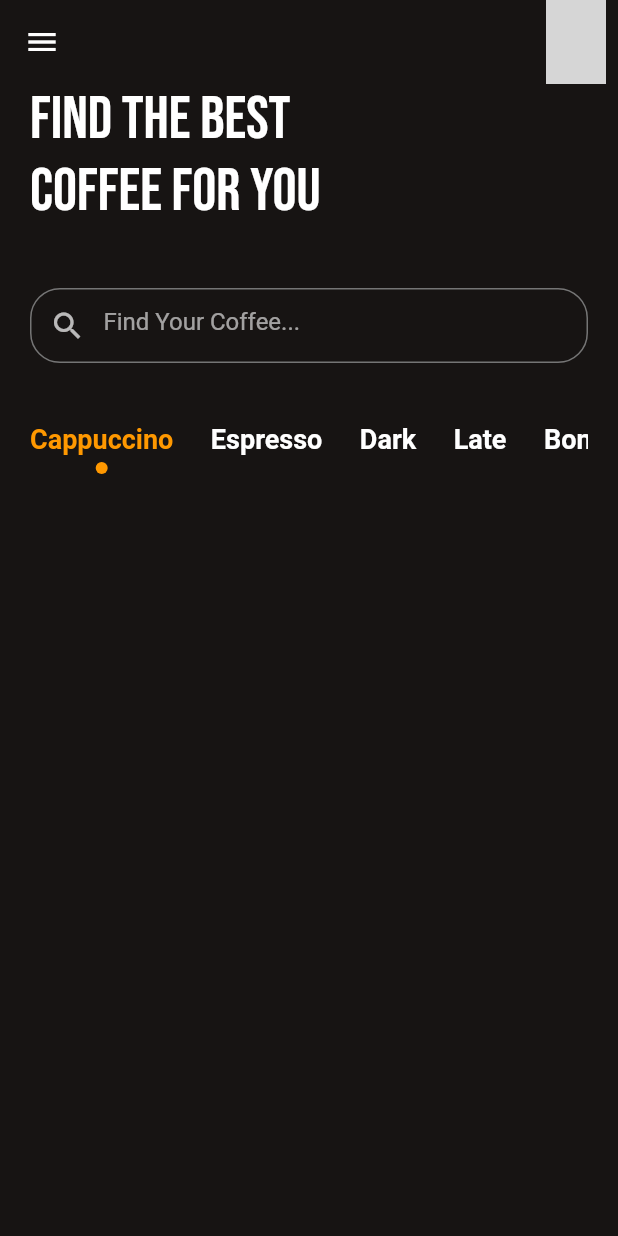
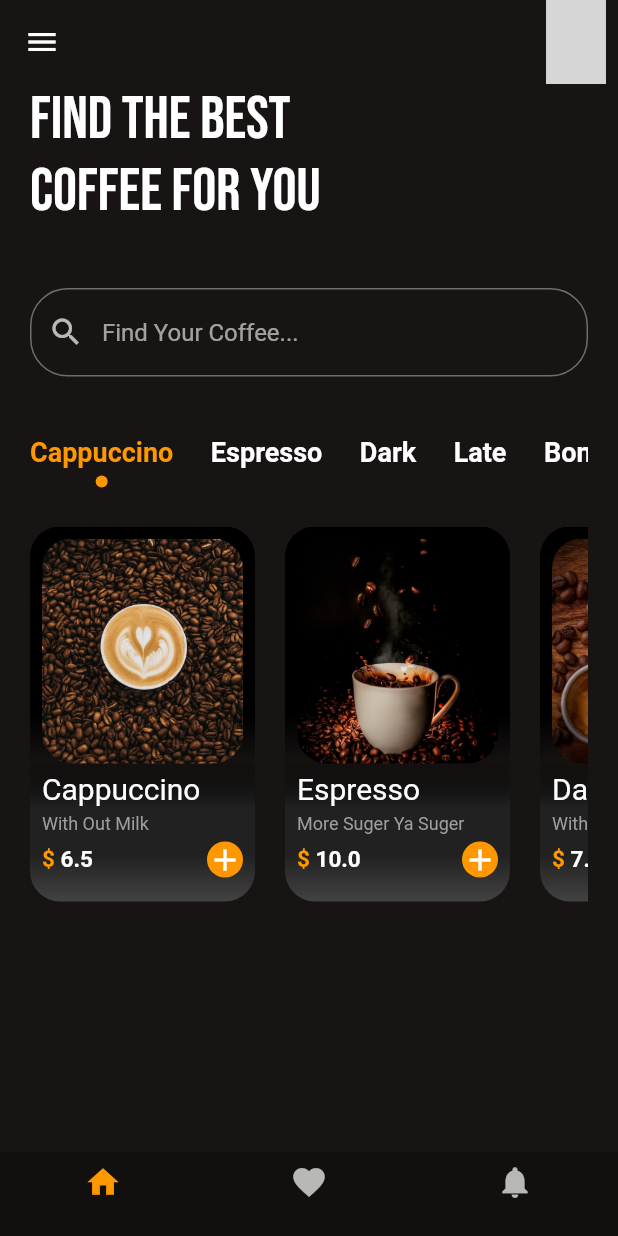
Before and after one commit to IbrahimIG1/Coffee_App-_Ui, a Flutter app: the screen it shows after launch, on a phone screen of 412 x 824 dp. Run offline on Flutter 3.47's test engine with Material 2 defaults, Android fonts, the phone set to English and light mode, and no system bars; our stand-ins replace google_fonts; network calls fail; grey boxes are pictures that could not be loaded.

Commit message:
bottom nav bar , some details edite

```diff
--- /dev/null
+++ b/lib/Lists/lists.dart
@@ -0,0 +1,37 @@
+List<Map> coffee = [
+  {
+    'name': 'Cappuccino',
+    'caption': 'With Out Milk',
+    'selected': true,
+    'image': 'assets/images/capitcino.jpg',
+    'price': 6.5,
+  },
+  {
+    'name': 'Espresso',
+    'caption': 'More Suger Ya Suger',
+    'selected': false,
+    'image': 'assets/images/black.jpg',
+    'price': 10.00,
+  },
+  {
+    'name': 'Dark',
+    'caption': 'With Out Coffee',
+    'selected': false,
+    'image': 'assets/images/dark.jpg',
+    'price': 7.60,
+  },
+  {
+    'name': 'Late',
+    'caption': 'With Milk',
+    'selected': false,
+    'image': 'assets/images/late.jpg',
+    'price': 5.80,
+  },
+  {
+    'name': 'Bondock',
+    'caption': 'With Out Suger',
+    'selected': false,
+    'image': 'assets/images/bondock.jpg',
+    'price': 8.9,
+  }
+];
--- a/lib/home/home.dart
+++ b/lib/home/home.dart
@@ -1,3 +1,5 @@
+import 'package:coffee_app_ui/Lists/lists.dart';
+import 'package:coffee_app_ui/util/coffee_card.dart';
 import 'package:coffee_app_ui/util/coffee_type.dart';
 import 'package:coffee_app_ui/util/search_bar.dart';
 import 'package:flutter/material.dart';
@@ -11,42 +13,37 @@ class Home extends StatefulWidget {
 }
 
 class _HomeState extends State<Home> {
-  List coffeeList = [
-    [
-      'Cappuccino',
-      true,
-    ],
-    [
-      'Espresso',
-      false,
-    ],
-    [
-      'Dark',
-      false,
-    ],
-    [
-      'Late',
-      false,
-    ],
-    [
-      'Bondock',
-      false,
-    ],
-  ];
-
   // User Select cofee type
   void typeSelect({required index}) {
     setState(() {
-      for (int i = 0; i < coffeeList.length; i++) {
-        coffeeList[i][1] = false;
+      for (int i = 0; i < coffee.length; i++) {
+        coffee[i]['selected'] = false;
       }
-      coffeeList[index][1] = true;
+      coffee[index]['selected'] = true;
     });
   }
 
   @override
   Widget build(BuildContext context) {
     return Scaffold(
+        bottomNavigationBar: BottomNavigationBar(
+            elevation: 0,
+            backgroundColor: Colors.black54.withOpacity(.2),
+            iconSize: 25,
+            items: [
+              BottomNavigationBarItem(
+                icon: Icon(Icons.home),
+                label: '',
+              ),
+              BottomNavigationBarItem(
+                icon: Icon(Icons.favorite),
+                label: '',
+              ),
+              BottomNavigationBarItem(
+                icon: Icon(Icons.notifications),
+                label: '',
+              ),
+            ]),
         backgroundColor: Color(0xff171413),
         appBar: AppBar(
           backgroundColor: Colors.transparent,
@@ -64,7 +61,8 @@ class _HomeState extends State<Home> {
           ],
           elevation: 0,
         ),
-        body: Padding(
+        body: SingleChildScrollView(
+          child: Padding(
             padding: const EdgeInsets.symmetric(horizontal: 20),
             child: Column(
               crossAxisAlignment: CrossAxisAlignment.start,
@@ -83,20 +81,38 @@ class _HomeState extends State<Home> {
                 Container(
                   height: 60,
                   child: ListView.builder(
-                  itemCount: coffeeList.length,
+                    itemCount: coffee.length,
                     itemBuilder: (context, index) {
                       return CoffeeType(
                         onTap: () {
                           typeSelect(index: index);
                         },
-                      coffeeType: coffeeList[index][0],
-                      isSelect: coffeeList[index][1],
+                        coffeeType: coffee[index]['name'],
+                        isSelect: coffee[index]['selected'],
                       );
                     },
                     scrollDirection: Axis.horizontal,
                   ),
+                ),
+                Container(
+                  height: 250,
+                  child: ListView.separated(
+                      scrollDirection: Axis.horizontal,
+                      itemBuilder: (context, index) {
+                        return CoffeeCard(
+                          image: coffee[index]['image'],
+                          name: coffee[index]['name'],
+                          caption: coffee[index]['caption'],
+                          price: coffee[index]['price'],
+                        );
+                      },
+                      separatorBuilder: (context, index) => SizedBox(
+                            width: 20,
+                          ),
+                      itemCount: coffee.length),
                 )
               ],
+            ),
           ),
         ));
   }
--- a/lib/main.dart
+++ b/lib/main.dart
@@ -13,6 +13,12 @@ class MyApp extends StatelessWidget {
     return MaterialApp(
         debugShowCheckedModeBanner: false,
         home: Home(),
-        theme: ThemeData(brightness: Brightness.dark));
+        theme: ThemeData(
+          brightness: Brightness.dark,
+          primarySwatch: Colors.orange,
+          bottomNavigationBarTheme: BottomNavigationBarThemeData(
+            selectedIconTheme: IconThemeData(color: Colors.orange),
+          ),
+        ));
   }
 }
--- /dev/null
+++ b/lib/util/coffee_card.dart
@@ -0,0 +1,106 @@
+import 'package:coffee_app_ui/Lists/lists.dart';
+import 'package:flutter/material.dart';
+
+class CoffeeCard extends StatelessWidget {
+  const CoffeeCard({
+    super.key,
+    required this.image,
+    required this.name,
+    required this.caption,
+    required this.price,
+  });
+  final String image;
+  final String name;
+  final String caption;
+  final double price;
+
+  @override
+  Widget build(BuildContext context) {
+    return Container(
+      width: 150,
+      height: 250,
+      decoration: BoxDecoration(
+          // color: Colors.white,
+          gradient: LinearGradient(begin: Alignment.bottomRight, colors: [
+            Colors.grey[800]!,
+            Colors.grey[900]!,
+            Colors.grey[900]!,
+            Colors.black12,
+            Colors.black,
+          ]),
+          borderRadius: BorderRadius.circular(20)),
+      child: Padding(
+        padding: const EdgeInsets.symmetric(horizontal: 8, vertical: 8),
+        child: Column(
+          crossAxisAlignment: CrossAxisAlignment.start,
+          children: [
+            Container(
+              clipBehavior: Clip.antiAliasWithSaveLayer,
+              decoration:
+                  BoxDecoration(borderRadius: BorderRadius.circular(20)),
+              child: Image(
+                height: 150,
+                width: 150,
+                image: AssetImage(image),
+                fit: BoxFit.cover,
+              ),
+            ),
+            SizedBox(
+              height: 5,
+            ),
+            Text(
+              name,
+              style: TextStyle(
+                fontSize: 20,
+              ),
+            ),
+            SizedBox(
+              height: 5,
+            ),
+            Text(
+              caption,
+              style: Theme.of(context)
+                  .textTheme
+                  .caption!
+                  .copyWith(color: Colors.grey),
+            ),
+            SizedBox(
+              height: 5,
+            ),
+            Row(
+              mainAxisAlignment: MainAxisAlignment.spaceBetween,
+              children: [
+                RichText(
+                    text: TextSpan(
+                        text: '\$',
+                        children: [
+                          TextSpan(
+                              text: ' $price',
+                              style: TextStyle(
+                                  color: Colors.white,
+                                  fontWeight: FontWeight.bold,
+                                  fontSize: 15))
+                        ],
+                        style: TextStyle(
+                            color: Colors.orange,
+                            fontWeight: FontWeight.bold,
+                            fontSize: 15))),
+                InkWell(
+                  onTap: () {
+                    print(coffee[0]);
+                  },
+                  child: Container(
+                    decoration: BoxDecoration(
+                        color: Colors.orange,
+                        borderRadius: BorderRadius.circular(20)),
+                    child: Icon(Icons.add),
+                  ),
+                )
+              ],
+            )
+          ],
+        ),
+      ),
+    );
+  }
+}
--- a/lib/util/coffee_type.dart
+++ b/lib/util/coffee_type.dart
@@ -16,13 +16,16 @@ class CoffeeType extends StatelessWidget {
           onTap();
         },
         child: Column(
+
           children: [
-            Text(
-              "${coffeeType}",
-              style: TextStyle(
-                fontWeight: FontWeight.bold,
-                color: isSelect ? Colors.orange : Colors.white,
-                fontSize: 18,
+            Container(
+              child: Text(
+                "${coffeeType}",
+                style: TextStyle(
+                  fontWeight: FontWeight.bold,
+                  color: isSelect ? Colors.orange : Colors.white,
+                  fontSize: 18,
+                ),
               ),
             ),
             if (isSelect)
--- a/lib/util/search_bar.dart
+++ b/lib/util/search_bar.dart
@@ -5,17 +5,13 @@ class SearchBar extends StatelessWidget {
 
   @override
   Widget build(BuildContext context) {
-    return Container(
-      clipBehavior: Clip.antiAliasWithSaveLayer,
-      decoration: BoxDecoration(
-          borderRadius: BorderRadius.circular(20),
-          border: Border.all(color: Colors.grey[600]!)),
-      child: const TextField(
-        decoration: InputDecoration(
-          border: InputBorder.none,
-          hintText: 'Find Your Coffee...',
-          prefixIcon: Icon(Icons.search),
-        ),
+    return const TextField(
+      // clipBehavior: Clip.antiAliasWithSaveLayer,
+      decoration: InputDecoration(
+        border: OutlineInputBorder(
+            borderRadius: BorderRadius.all(Radius.circular(25))),
+        hintText: 'Find Your Coffee...',
+        prefixIcon: Icon(Icons.search),
       ),
     );
   }
--- a/pubspec.yaml
+++ b/pubspec.yaml
@@ -61,8 +61,8 @@ flutter:
   uses-material-design: true
 
   # To add assets to your application, add an assets section, like this:
-  # assets:
-  #   - images/a_dot_burr.jpeg
+  assets:
+    - assets/images/
   #   - images/a_dot_ham.jpeg
 
   # An image asset can refer to one or more resolution-specific "variants", see
```
Also changed, not shown: lib/function/functions.dart (added, +12 -0 lines), assets/images/bondock.jpg (added), assets/images/dark.jpg (renamed from assets/images/coffee.jpg), assets/images/late.jpg (added). Lines whose indentation alone changed are shown as unchanged.
